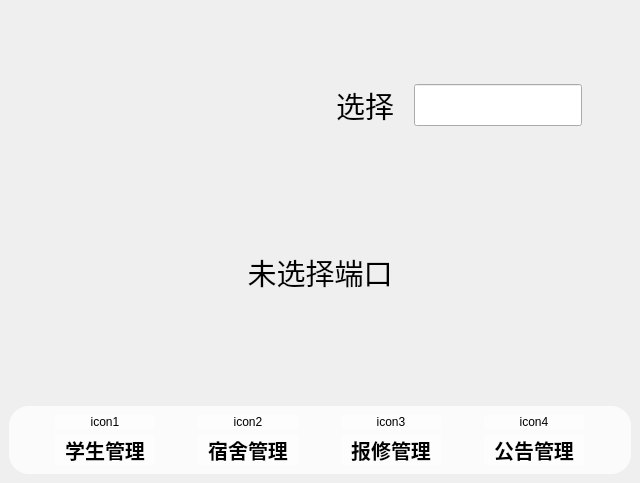
The window that ui/widget.ui (JGSU-SoftwareEngineering/UtilityManagementSystem) describes before a commit, drawn with Qt 5.
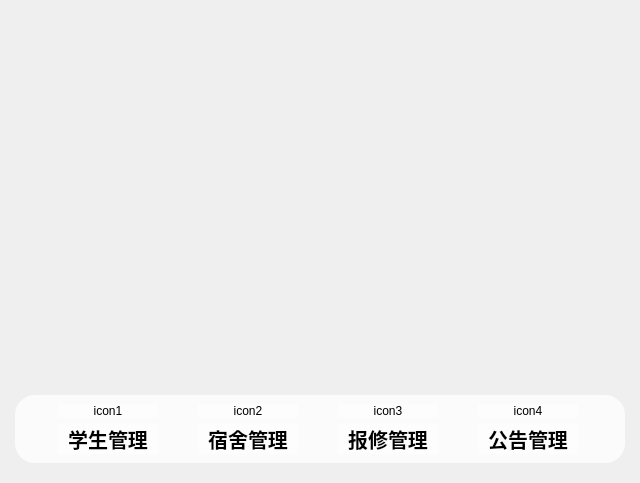
The same window after the commit. The open tabs and pages were chosen to show the change. Icons and pictures are not drawn. Custom widgets are drawn as their Qt base class.

```diff
--- a/ui/widget.ui
+++ b/ui/widget.ui
@@ -54,7 +54,22 @@
     border-image: url(:/img/background/background);
 }</string>
       </property>
-      <layout class="QVBoxLayout" name="verticalLayout_8" stretch="0,20,1">
+      <layout class="QVBoxLayout" name="verticalLayout_8" stretch="0,10,1">
+       <property name="spacing">
+        <number>15</number>
+       </property>
+       <property name="leftMargin">
+        <number>15</number>
+       </property>
+       <property name="topMargin">
+        <number>0</number>
+       </property>
+       <property name="rightMargin">
+        <number>15</number>
+       </property>
+       <property name="bottomMargin">
+        <number>20</number>
+       </property>
        <item>
         <layout class="QHBoxLayout" name="layoutOfBackBtn">
          <item>
@@ -109,6 +124,9 @@
        </item>
        <item>
         <widget class="QStackedWidget" name="widgetsOfCenter">
+         <property name="styleSheet">
+          <string notr="true"/>
+         </property>
          <property name="currentIndex">
           <number>0</number>
          </property>
@@ -199,69 +217,7 @@
           </layout>
          </widget>
          <widget class="QWidget" name="pageOfOther2">
-          <layout class="QVBoxLayout" name="verticalLayout_3">
-           <item>
-            <layout class="QHBoxLayout" name="horizontalLayout_2" stretch="4,2">
-             <property name="spacing">
-              <number>20</number>
-             </property>
-             <property name="leftMargin">
-              <number>40</number>
-             </property>
-             <property name="topMargin">
-              <number>40</number>
-             </property>
-             <property name="rightMargin">
-              <number>40</number>
-             </property>
-             <property name="bottomMargin">
-              <number>20</number>
-             </property>
-             <item>
-              <widget class="QLabel" name="labelOfSelect">
-               <property name="font">
-                <font>
-                 <family>Arial</family>
-                 <pointsize>22</pointsize>
-                </font>
-               </property>
-               <property name="text">
-                <string>选择</string>
-               </property>
-               <property name="alignment">
-                <set>Qt::AlignRight|Qt::AlignTrailing|Qt::AlignVCenter</set>
-               </property>
-              </widget>
-             </item>
-             <item>
-              <widget class="QLineEdit" name="inputOfSelect">
-               <property name="font">
-                <font>
-                 <family>Arial</family>
-                 <pointsize>22</pointsize>
-                </font>
-               </property>
-              </widget>
-             </item>
-            </layout>
-           </item>
-           <item>
-            <widget class="QLabel" name="labelOfInfo">
-             <property name="font">
-              <font>
-               <family>Arial</family>
-               <pointsize>22</pointsize>
-              </font>
-             </property>
-             <property name="text">
-              <string>未选择端口</string>
-             </property>
-             <property name="alignment">
-              <set>Qt::AlignCenter</set>
-             </property>
-            </widget>
-           </item>
-          </layout>
+          <layout class="QVBoxLayout" name="verticalLayout_3"/>
          </widget>
         </widget>
        </item>
@@ -1038,17 +994,17 @@
   </layout>
  </widget>
  <customwidgets>
-  <customwidget>
-   <class>clickLabel</class>
-   <extends>QLabel</extends>
-   <header>clicklabel.h</header>
-  </customwidget>
   <customwidget>
    <class>studentManagement</class>
    <extends>QWidget</extends>
    <header>studentManagement.h</header>
    <container>1</container>
   </customwidget>
+  <customwidget>
+   <class>clickLabel</class>
+   <extends>QLabel</extends>
+   <header>clicklabel.h</header>
+  </customwidget>
  </customwidgets>
  <resources>
   <include location="../resource/res.qrc"/>
```
Left out of the diff: 22 changed lines with no effect on the pictures.
